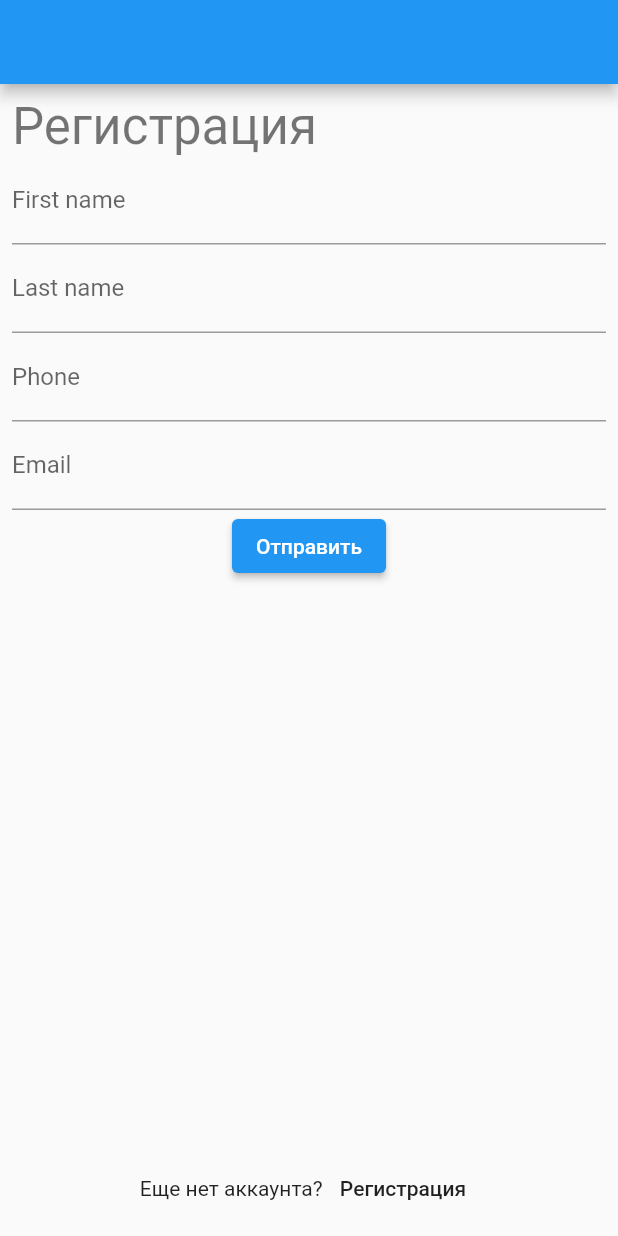
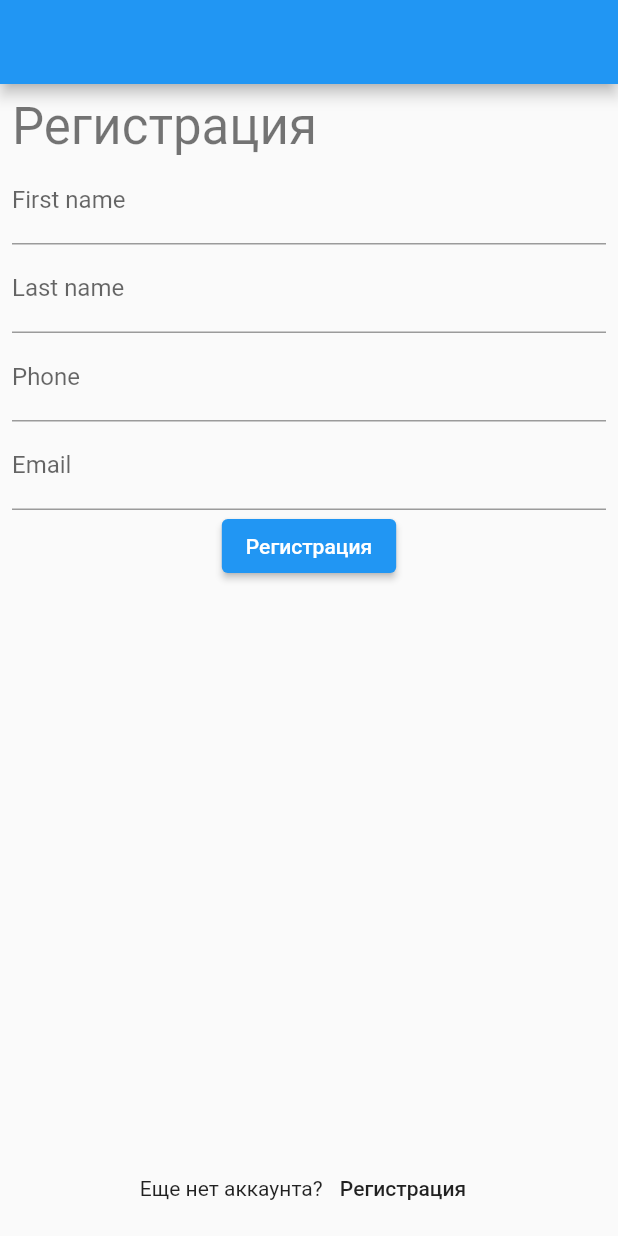
Before and after one commit to arsikz3/flutter_home_work10, a Flutter app: the screen it shows after launch, after a tap on "Отправить", after a tap on "Войти", on a phone screen of 412 x 824 dp. Run offline on Flutter 3.47's test engine with Material 2 defaults, Android fonts, the light colour scheme and no system bars.

Commit message:
final work

```diff
--- a/lib/components/login_form.dart
+++ b/lib/components/login_form.dart
@@ -20,6 +20,7 @@ class _LoginFormState extends State<LoginForm> {
       child: Column(
         children: <Widget>[
           TextFormField(
+            key: const Key('fieldEmail'),
             validator: (value) {
               if (value == '') return 'Введите email';
               if (!validateEmail(value!)) {
@@ -31,6 +32,8 @@ class _LoginFormState extends State<LoginForm> {
             decoration: const InputDecoration(labelText: 'Email'),
           ),
           TextFormField(
+            key: const Key('fieldPhone'),
+
             validator: (value) {
               if (value == '') return 'Введите телефон';
               return null;
--- a/lib/components/register_form.dart
+++ b/lib/components/register_form.dart
@@ -28,6 +28,7 @@ class _RegisterFormState extends State<RegisterForm> {
       child: Column(
         children: [
           TextFormField(
+            key: Key('fieldRegName'),
             decoration: const InputDecoration(labelText: 'First name'),
             validator: (value) {
               if (value == '') return 'Введите имя';
@@ -35,6 +36,7 @@ class _RegisterFormState extends State<RegisterForm> {
             },
           ),
           TextFormField(
+            key: Key('fieldRegLastName'),
             decoration: const InputDecoration(labelText: 'Last name'),
             validator: (value) {
               if (value == '') return 'Введите фамилию';
@@ -42,6 +44,7 @@ class _RegisterFormState extends State<RegisterForm> {
             },
           ),
           TextFormField(
+            key: const Key('fieldRegPhone'),
             keyboardType: TextInputType.number,
 
             // inputFormatters: <TextInputFormatter>[
@@ -55,6 +58,7 @@ class _RegisterFormState extends State<RegisterForm> {
             },
           ),
           TextFormField(
+            key: const Key('fieldRegEmail'),
             decoration: const InputDecoration(labelText: 'Email'),
             validator: (value) {
               if (value == '') return 'Заполните поле email';
@@ -63,7 +67,9 @@ class _RegisterFormState extends State<RegisterForm> {
             },
           ),
           ElevatedButton(
-              onPressed: _handleSubmit, child: const Text('Отправить')),
+              key: const Key('btmRegistr'),
+              onPressed: _handleSubmit,
+              child: const Text('Регистрация')),
           if (_isSuccess) const Text('Вы успешно зарегистрировались')
         ],
       ),
```
Also changed, not shown: test_driver/app_test.dart (+6 -6 lines).
